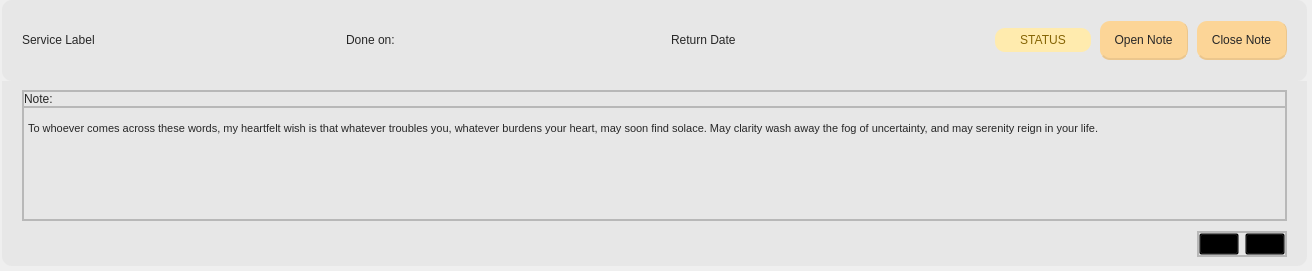
First picture: the form in Desktop_Application/Frontend/ui-files/serviceCard.ui, repository DreddVDomasian/Petmate-Desktop-Application, before the edit.
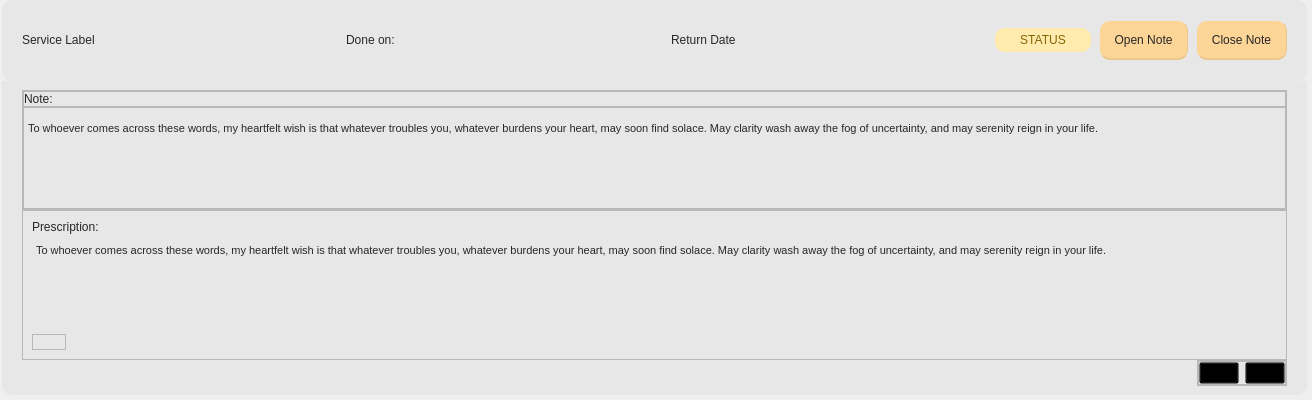
Second picture: the form after the edit. Icons and pictures are not drawn.

Commit message: added print prescription

What changed in the file:
```diff
--- a/Desktop_Application/Frontend/ui-files/serviceCard.ui
+++ b/Desktop_Application/Frontend/ui-files/serviceCard.ui
@@ -7,7 +7,7 @@
     <x>0</x>
     <y>0</y>
     <width>1312</width>
-    <height>271</height>
+    <height>381</height>
    </rect>
   </property>
   <property name="windowTitle">
@@ -299,7 +299,7 @@
         </property>
         <layout class="QVBoxLayout" name="verticalLayout_3">
          <property name="spacing">
-          <number>10</number>
+          <number>0</number>
          </property>
          <property name="leftMargin">
           <number>20</number>
@@ -453,6 +453,116 @@
            </layout>
           </widget>
          </item>
+         <item>
+          <widget class="QFrame" name="frame">
+           <property name="minimumSize">
+            <size>
+             <width>0</width>
+             <height>150</height>
+            </size>
+           </property>
+           <property name="frameShape">
+            <enum>QFrame::StyledPanel</enum>
+           </property>
+           <property name="frameShadow">
+            <enum>QFrame::Raised</enum>
+           </property>
+           <layout class="QVBoxLayout" name="verticalLayout_4">
+            <item>
+             <widget class="QLabel" name="prescriptionTitle">
+              <property name="styleSheet">
+               <string notr="true">font: 81 14pt &quot;Montserrat ExtraBold&quot;;
+color:rgb(39, 39, 39);</string>
+              </property>
+              <property name="text">
+               <string>Prescription:</string>
+              </property>
+             </widget>
+            </item>
+            <item>
+             <widget class="QTextEdit" name="prescriptionLabel">
+              <property name="sizePolicy">
+               <sizepolicy hsizetype="Expanding" vsizetype="Preferred">
+                <horstretch>0</horstretch>
+                <verstretch>0</verstretch>
+               </sizepolicy>
+              </property>
+              <property name="styleSheet">
+               <string notr="true">
+QTextEdit{
+	font: 57 12pt &quot;Montserrat Medium&quot;;
+	color:rgb(39, 39, 39);
+	border:none;
+	background:transparent
+
+}</string>
+              </property>
+              <property name="readOnly">
+               <bool>true</bool>
+              </property>
+              <property name="html">
+               <string>&lt;!DOCTYPE HTML PUBLIC &quot;-//W3C//DTD HTML 4.0//EN&quot; &quot;http://www.w3.org/TR/REC-html40/strict.dtd&quot;&gt;
+&lt;html&gt;&lt;head&gt;&lt;meta name=&quot;qrichtext&quot; content=&quot;1&quot; /&gt;&lt;style type=&quot;text/css&quot;&gt;
+p, li { white-space: pre-wrap; }
+&lt;/style&gt;&lt;/head&gt;&lt;body style=&quot; font-family:'Montserrat Medium'; font-size:12pt; font-weight:56; font-style:normal;&quot;&gt;
+&lt;p style=&quot; margin-top:0px; margin-bottom:0px; margin-left:0px; margin-right:0px; -qt-block-indent:0; text-indent:0px;&quot;&gt;&lt;span style=&quot; font-family:'MS Shell Dlg 2'; font-size:8.25pt; font-weight:400;&quot;&gt;To whoever comes across these words, my heartfelt wish is that whatever troubles you, whatever burdens your heart, may soon find solace. May clarity wash away the fog of uncertainty, and may serenity reign in your life.&lt;/span&gt;&lt;/p&gt;&lt;/body&gt;&lt;/html&gt;</string>
+              </property>
+             </widget>
+            </item>
+            <item alignment="Qt::AlignLeft">
+             <widget class="QFrame" name="frame_2">
+              <property name="frameShape">
+               <enum>QFrame::StyledPanel</enum>
+              </property>
+              <property name="frameShadow">
+               <enum>QFrame::Raised</enum>
+              </property>
+              <layout class="QHBoxLayout" name="horizontalLayout_7">
+               <property name="spacing">
+                <number>0</number>
+               </property>
+               <property name="leftMargin">
+                <number>0</number>
+               </property>
+               <property name="topMargin">
+                <number>0</number>
+               </property>
+               <property name="rightMargin">
+                <number>0</number>
+               </property>
+               <property name="bottomMargin">
+                <number>0</number>
+               </property>
+               <item>
+                <widget class="QPushButton" name="printPrescription">
+                 <property name="toolTip">
+                  <string>PRINT PRESCRIPTION</string>
+                 </property>
+                 <property name="styleSheet">
+                  <string notr="true">border:none;
+background:none;</string>
+                 </property>
+                 <property name="text">
+                  <string/>
+                 </property>
+                 <property name="icon">
+                  <iconset resource="../resource.qrc">
+                   <normaloff>:/Icons/Icons/medical-prescription.png</normaloff>:/Icons/Icons/medical-prescription.png</iconset>
+                 </property>
+                 <property name="iconSize">
+                  <size>
+                   <width>30</width>
+                   <height>45</height>
+                  </size>
+                 </property>
+                </widget>
+               </item>
+              </layout>
+             </widget>
+            </item>
+           </layout>
+          </widget>
+         </item>
          <item alignment="Qt::AlignRight|Qt::AlignBottom">
           <widget class="QFrame" name="btnNoteFrame">
            <property name="sizePolicy">
```
The commit also changes 18 other files.
